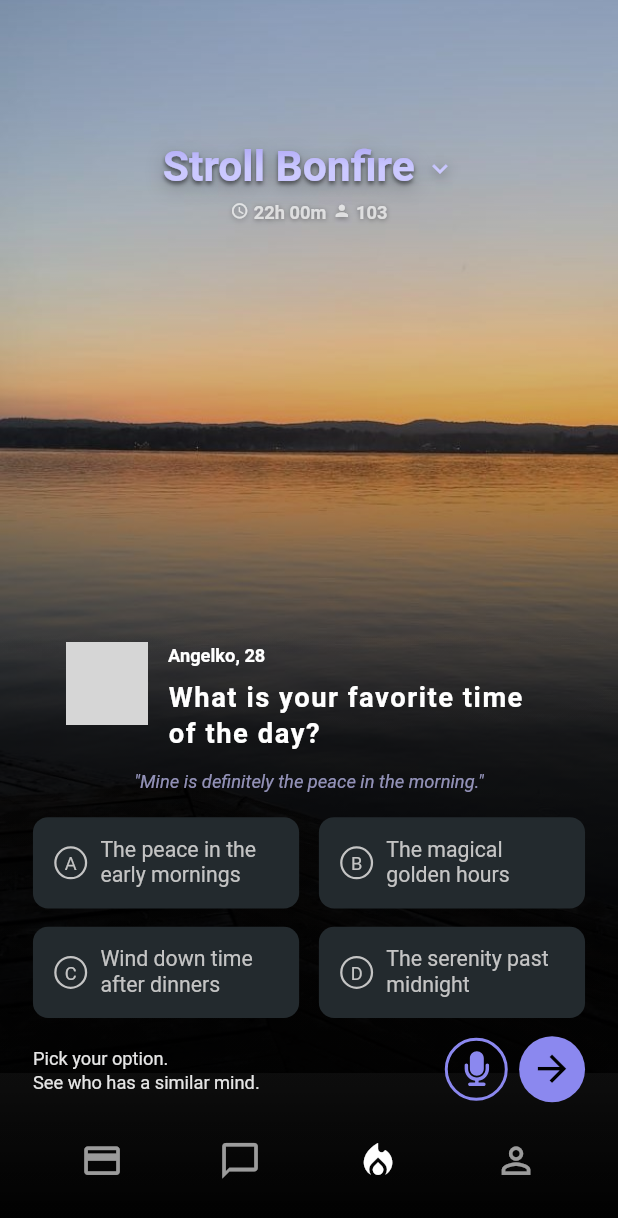
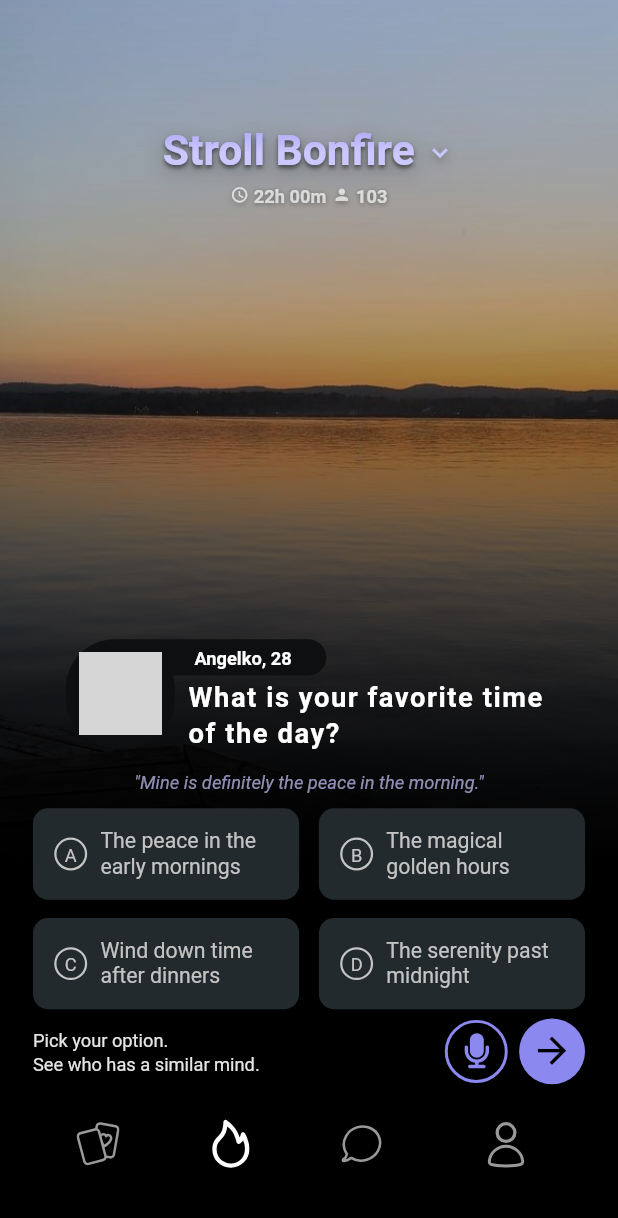
Before and after one commit to EMEDAT/stroll, a Flutter app: the screen it shows after launch, on a phone screen of 412 x 824 dp. Shown: the top 1218 px of the screen. Run offline on Flutter 3.47's test engine with Material 3 defaults, Android fonts, the light colour scheme and no system bars; our stand-ins replace equatable, flutter_bloc, flutter_screenutil, flutter_svg; Roboto replaces fonts that are missing (Proxima Nova); grey boxes are pictures that could not be loaded.

Commit message:
Refactor code structure for improved readability and maintainability

```diff
--- a/stroll_bonfire/lib/features/stroll/presentation/pages/stroll_bonfire_page.dart
+++ b/stroll_bonfire/lib/features/stroll/presentation/pages/stroll_bonfire_page.dart
@@ -27,7 +27,7 @@ class StrollBonfirePage extends StatelessWidget {
           image: DecorationImage(
             image: AssetImage('assets/images/Background.jpg'),
             fit: BoxFit.fitWidth,
-            alignment: Alignment(0.0, -1.3), // Push image way higher up
+            alignment: Alignment(0.0, -1.8), // Push image way higher up
           ),
         ),
         child: Container(
@@ -35,12 +35,12 @@ class StrollBonfirePage extends StatelessWidget {
             gradient: LinearGradient(
               begin: Alignment.topCenter,
               end: Alignment.bottomCenter,
-              stops: const [0.0, 0.35, 0.6, 1.0], // More control points
+              stops: const [0.0, 0.4, 0.7, 1.0], // More control points
                 colors: [
-                Colors.transparent, // Top stays transparent
-                Colors.black.withValues(alpha: 0.2), // Light fade starts
-                Colors.black.withValues(alpha: 0.8), // Heavy darkness in middle
-                Colors.black.withValues(alpha: 1.0), // Complete black at bottom
+                  Colors.transparent, // 0% - 40%: Completely transparent
+                  Colors.black.withValues(alpha: 0.5), // 40%: Light darkening starts
+                  Colors.black.withValues(alpha: 1), // 70%: Heavy darkening
+                  Colors.black.withValues(alpha: 1.0), // 100%: Complete black
                 ],
             ),
           ),
@@ -83,7 +83,7 @@ class StrollBonfirePage extends StatelessWidget {
       children: [
         // Top section with header
         Expanded(
-          flex: 75, // Reduced to make more room for bottom
+          flex: 65, // Reduced from 75 to give more space to bottom
           child: Padding(
             padding: ResponsiveUtils.defaultScreenPadding,
             child: Column(
@@ -97,7 +97,7 @@ class StrollBonfirePage extends StatelessWidget {
         ),
         // Bottom section with content
         Expanded(
-          flex: 75, // Increased to accommodate more content
+          flex: 80, // Increased from 75 to give more space for larger icons
           child: Container(
             // Add extra dark overlay to bottom section for better readability
             decoration: BoxDecoration(
@@ -110,20 +110,22 @@ class StrollBonfirePage extends StatelessWidget {
                 ],
               ),
             ),
+            child: SingleChildScrollView( // Add scrolling to prevent overflow
               child: Padding(
                 padding: ResponsiveUtils.defaultScreenPadding,
                 child: Column(
                   crossAxisAlignment: CrossAxisAlignment.start,
                   children: [
                     _buildProfileSection(state.currentUser, state.currentQuestion),
-                  SizedBox(height: 16.h),
+                    SizedBox(height: 10.h), // Further reduced spacing
                     _buildOptionsGrid(context, state),
-                  SizedBox(height: 12.h),
+                    SizedBox(height: 6.h), // Further reduced spacing
                     _buildBottomSection(context, state),
-                  SizedBox(height: 16.h),
+                    SizedBox(height: 6.h), // Further reduced spacing
                     const BottomNavigation(),
-                  SizedBox(height: 16.h),
+                    SizedBox(height: 12.h), // Extra space at bottom for larger icons
                   ],
+                ),
               ),
             ),
           ),
@@ -139,38 +141,67 @@ class StrollBonfirePage extends StatelessWidget {
         crossAxisAlignment: CrossAxisAlignment.start,
         children: [
           // Profile image and name
+          Padding(
+            padding: EdgeInsets.only(top: 40.h), // Increased from 20.h to 40.h for more visible movement
+            child: Stack(
+              clipBehavior: Clip.none, // Allow overflow
+              children: [
+                // Name container (behind - first layer)
+                Positioned(
+                  left: 28.w, // Position to go behind image
+                  top: 0,
+                  child: Container(
+                    width: 130.w,
+                    padding: EdgeInsets.only(
+                      left: 50.w,
+                      right: 16.w,
+                      top: 4.h,
+                      bottom: 4.h
+                    ),
+                    decoration: BoxDecoration(
+                      color: const Color(0xFF0D0F11), // Background #0D0F11
+                      borderRadius: BorderRadius.circular(12.r),
+                    ),
+                    child: Text(
+                      '${user.name}, ${user.age}',
+                      style: TextStyle(
+                        fontSize: 12.sp,
+                        fontWeight: FontWeight.w700,
+                        color: AppColors.white,
+                      ),
+                      textAlign: TextAlign.left,
+                    ),
+                  ),
+                ),
+                // Profile image (in front - second layer)
                 Row(
-            crossAxisAlignment: CrossAxisAlignment.start, // Align items to top
+                  crossAxisAlignment: CrossAxisAlignment.start,
                   children: [
                     _buildProfileImage(user),
-              SizedBox(width: 12.w),
+                    SizedBox(width: 8.w),
                     Expanded(
                       child: Column(
                         crossAxisAlignment: CrossAxisAlignment.start,
                         children: [
-                    Text(
-                      '${user.name}, ${user.age}',
-                      style: TextStyle(
-                        fontSize: 12.sp, // Reduced from 16.sp
-                        fontWeight: FontWeight.w700,
-                        color: AppColors.white,
-                      ),
-                    ),
-                    SizedBox(height: 8.h), // Small gap between name and question
+                          SizedBox(height: 20.h), // Reduced from 30.h - less space for name background
+                          SizedBox(height: 6.h), // Reduced from 8.h - smaller gap between name and question
                           Text(
                             question.text,
                             style: TextStyle(
-                        fontSize: 18.sp, // Reduced from 20.sp
+                              fontSize: 18.sp,
                               fontWeight: FontWeight.w700,
                               color: AppColors.white,
-                        height: 1.3, // Added line height for better readability
-                        letterSpacing: 1.0, // Stretch text horizontally
+                              height: 1.3,
+                              letterSpacing: 1.0,
                             ),
                           ),
                         ],
                       ),
                     ),
                   ],
+                ),
+              ],
+            ),
           ),
           SizedBox(height: 12.h), // Spacing before author answer
           // Author answer (centered on its own)
@@ -192,11 +223,16 @@ class StrollBonfirePage extends StatelessWidget {
 
 Widget _buildProfileImage(User user) {
   return Container(
+    padding: EdgeInsets.all(8.w), // Padding around the profile image
+    decoration: BoxDecoration(
+      color: const Color(0xFF0D0F11), // Background color #0D0F11
+      borderRadius: BorderRadius.circular(32.r), // Rounded corners
+    ),
+    child: Container(
       width: 50.w,
       height: 50.w,
       decoration: const BoxDecoration(
         shape: BoxShape.circle,
-        // NO BORDER, NO GREEN DOT - completely clean!
       ),
       child: ClipOval(
         child: Image.asset(
@@ -212,6 +248,7 @@ class StrollBonfirePage extends StatelessWidget {
               ),
             );
           },
+        ),
       ),
     ),
   );
@@ -338,6 +375,7 @@ Widget _buildOptionsGrid(BuildContext context, StrollLoaded state) {
     );
   }
 
+  // Option 1: Reduce spacing between text and buttons
   Widget _buildBottomSection(BuildContext context, StrollLoaded state) {
     return Row(
       children: [
@@ -348,23 +386,23 @@ Widget _buildBottomSection(BuildContext context, StrollLoaded state) {
               Text(
                 'Pick your option.',
                 style: TextStyle(
-                  fontSize: 12.sp, // Reduced to 12px
-                  color: const Color(0xFFE5E5E5), // Color #E5E5E5
+                  fontSize: 12.sp,
+                  color: const Color(0xFFE5E5E5),
                   fontWeight: FontWeight.w400,
                 ),
               ),
               Text(
                 'See who has a similar mind.',
                 style: TextStyle(
-                  fontSize: 12.sp, // Reduced to 12px
-                  color: const Color(0xFFE5E5E5), // Color #E5E5E5
+                  fontSize: 12.sp,
+                  color: const Color(0xFFE5E5E5),
                   fontWeight: FontWeight.w400,
                 ),
               ),
             ],
           ),
         ),
-        SizedBox(width: 20.w),
+        SizedBox(width: 10.w), // Reduced from 20.w to 10.w
         ActionButtons(
           isNextEnabled: context.read<StrollCubit>().isNextEnabled,
           isProcessing: state.isProcessing,
--- a/stroll_bonfire/lib/features/stroll/presentation/widgets/bottom_navigation.dart
+++ b/stroll_bonfire/lib/features/stroll/presentation/widgets/bottom_navigation.dart
@@ -13,10 +13,10 @@ class BottomNavigation extends StatelessWidget {
     return Row(
       mainAxisAlignment: MainAxisAlignment.spaceAround,
       children: [
-        NavIcon('/icons/cards.svg', Icons.credit_card, false),
-        NavIcon('/icons/chat.svg', Icons.chat_bubble_outline, false),
-        NavIcon('/icons/fire.svg', Icons.local_fire_department, true),
-        NavIcon('/icons/user.svg', Icons.person_outline, false),
+        NavIcon('assets/icons/cards.svg', Icons.credit_card, false),
+        NavIcon('assets/icons/fire.svg', Icons.local_fire_department, true), // Moved fire before chat
+        NavIcon('assets/icons/chat.svg', Icons.chat_bubble_outline, false),
+        NavIcon('assets/icons/user.svg', Icons.person_outline, false),
       ],
     );
   }
@@ -42,8 +42,8 @@ class NavIcon extends StatelessWidget {
           if (snapshot.hasData && snapshot.data == true) {
             return SvgPicture.asset(
               iconPath,
-              width: 28.w,
-              height: 28.w,
+              width: _getIconSize(), // Dynamic sizing based on icon type
+              height: _getIconSize(), // Dynamic sizing based on icon type
               colorFilter: ColorFilter.mode(
                 isActive ? AppColors.white : AppColors.white60,
                 BlendMode.srcIn,
@@ -55,11 +55,25 @@ class NavIcon extends StatelessWidget {
           return Icon(
             fallbackIcon,
             color: isActive ? AppColors.white : AppColors.white60,
-            size: 28.sp,
+            size: _getIconSize(), // Dynamic sizing for fallback icons too
           );
         },
       ),
     );
+  }
+
+  // Specific sizing for user icon to match others
+  double _getIconSize() {
+    if (iconPath.contains('user.svg')) {
+      return 45.w; // Larger size specifically for user icon
+    }
+    if (iconPath.contains('fire.svg')) {
+      return 30.w; // Slightly larger for fire icon
+    }
+    if (iconPath.contains('chat.svg')) {
+      return 25.w; // Slightly larger for chat icon
+    }
+    return 27.w; // Default size for other icons
   }
 
   Future<bool> _assetExists(BuildContext context, String path) async {
```
Also changed, not shown: stroll_bonfire/flutter_01.png (added). Lines whose indentation alone changed are shown as unchanged.
